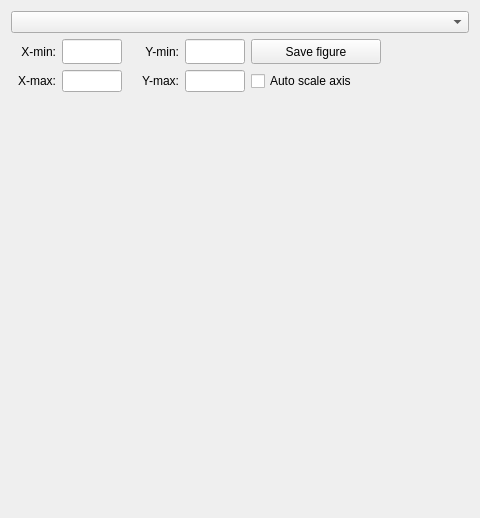
Above: mlmodel_UI/subplot.ui from classmodel/modelgui before the change. Below: the same form after it.
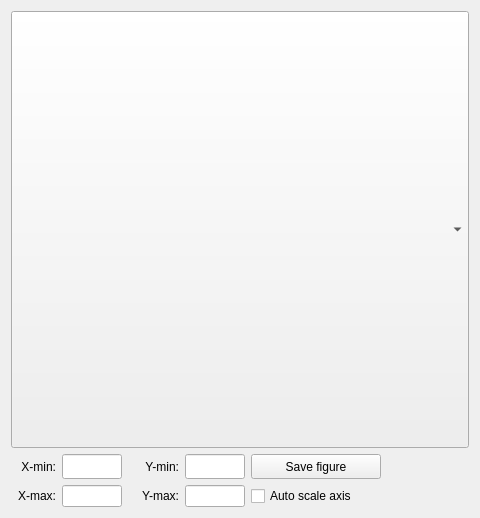
That is the form after the change.

Commit message: Fixed plotting different vars

The edit to the form file:
```diff
--- a/mlmodel_UI/subplot.ui
+++ b/mlmodel_UI/subplot.ui
@@ -210,89 +210,6 @@
        </item>
       </layout>
      </item>
-     <item>
-      <widget class="QWidget" name="plotarea" native="true">
-       <property name="sizePolicy">
-        <sizepolicy hsizetype="Expanding" vsizetype="Expanding">
-         <horstretch>0</horstretch>
-         <verstretch>0</verstretch>
-        </sizepolicy>
-       </property>
-       <property name="minimumSize">
-        <size>
-         <width>300</width>
-         <height>300</height>
-        </size>
-       </property>
-       <property name="palette">
-        <palette>
-         <active>
-          <colorrole role="Base">
-           <brush brushstyle="SolidPattern">
-            <color alpha="255">
-             <red>255</red>
-             <green>255</green>
-             <blue>255</blue>
-            </color>
-           </brush>
-          </colorrole>
-          <colorrole role="Window">
-           <brush brushstyle="SolidPattern">
-            <color alpha="255">
-             <red>255</red>
-             <green>255</green>
-             <blue>255</blue>
-            </color>
-           </brush>
-          </colorrole>
-         </active>
-         <inactive>
-          <colorrole role="Base">
-           <brush brushstyle="SolidPattern">
-            <color alpha="255">
-             <red>255</red>
-             <green>255</green>
-             <blue>255</blue>
-            </color>
-           </brush>
-          </colorrole>
-          <colorrole role="Window">
-           <brush brushstyle="SolidPattern">
-            <color alpha="255">
-             <red>255</red>
-             <green>255</green>
-             <blue>255</blue>
-            </color>
-           </brush>
-          </colorrole>
-         </inactive>
-         <disabled>
-          <colorrole role="Base">
-           <brush brushstyle="SolidPattern">
-            <color alpha="255">
-             <red>255</red>
-             <green>255</green>
-             <blue>255</blue>
-            </color>
-           </brush>
-          </colorrole>
-          <colorrole role="Window">
-           <brush brushstyle="SolidPattern">
-            <color alpha="255">
-             <red>255</red>
-             <green>255</green>
-             <blue>255</blue>
-            </color>
-           </brush>
-          </colorrole>
-         </disabled>
-        </palette>
-       </property>
-       <property name="autoFillBackground">
-        <bool>false</bool>
-       </property>
-      </widget>
-     </item>
     </layout>
    </item>
   </layout>
```
The commit also changes 2 other files.
